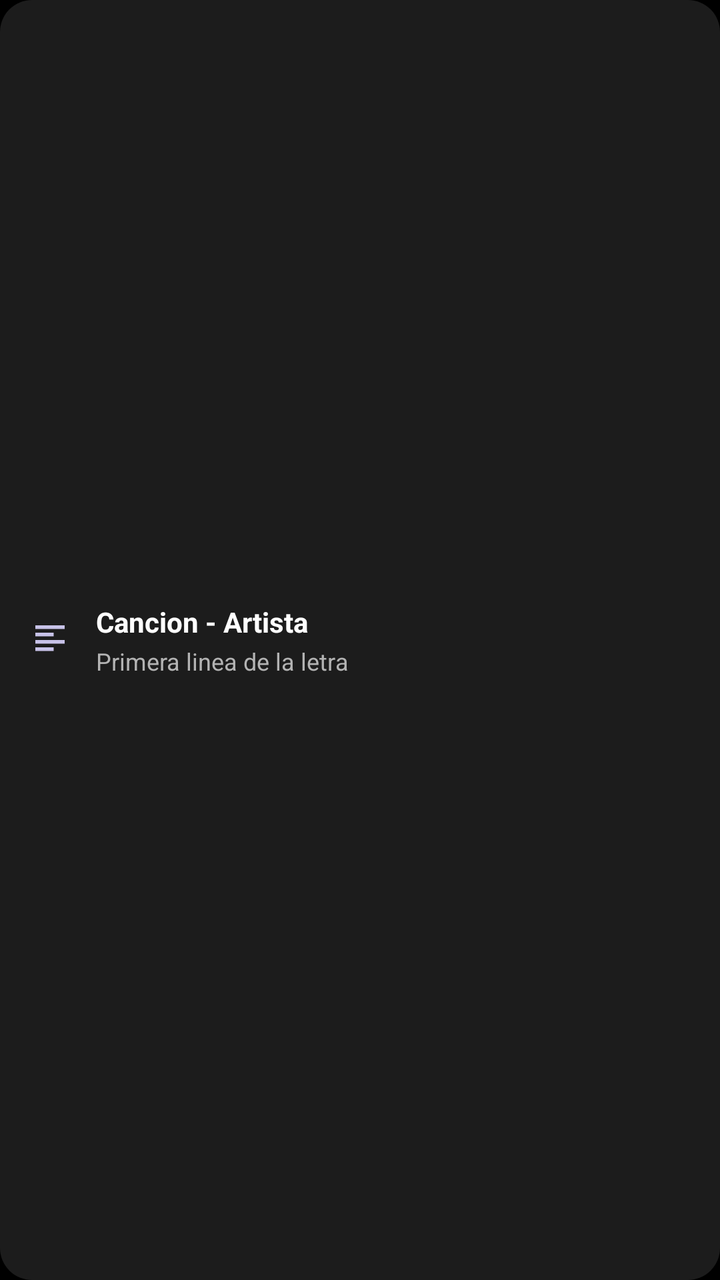
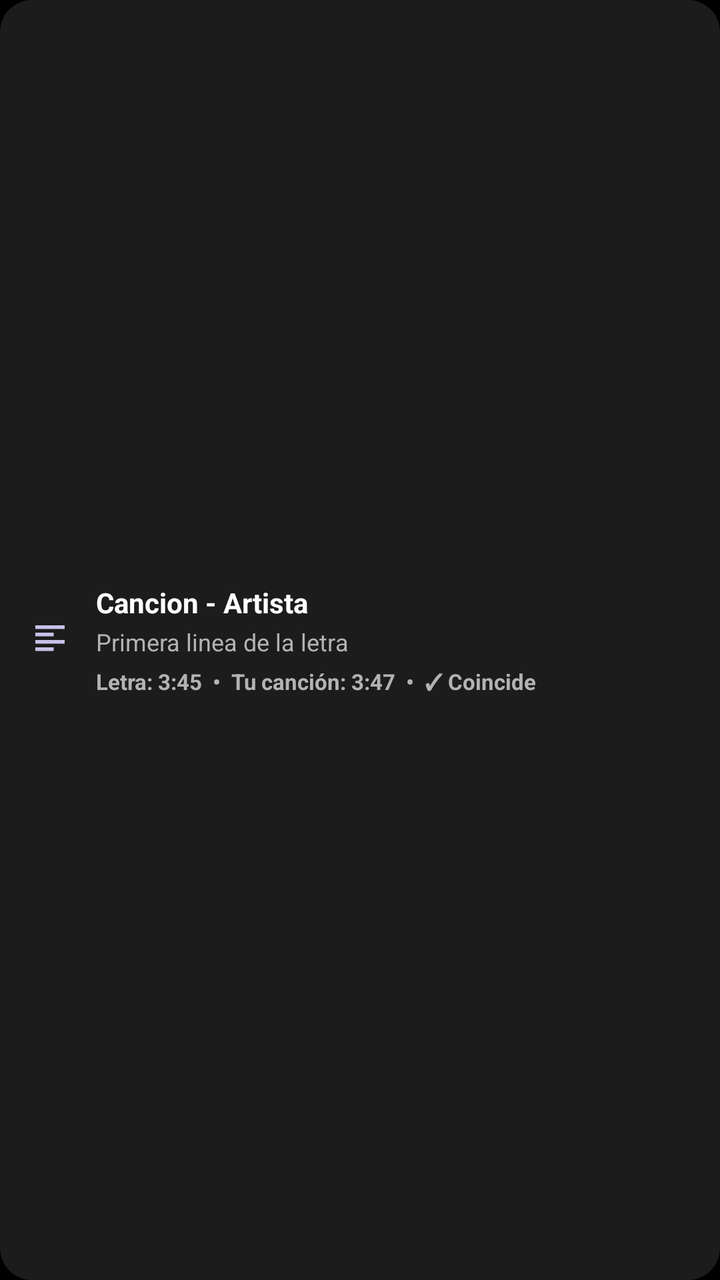

Compare the two renders of this Android layout. The source of the first and the diff that turns it into the second are given below.
<!-- AndroidManifest.xml: application theme Theme.MP_3 -->
<!-- res/layout/item_lyrics_candidate.xml -->
<?xml version="1.0" encoding="utf-8"?>
<LinearLayout xmlns:android="http://schemas.android.com/apk/res/android"
    android:layout_width="match_parent"
    android:layout_height="wrap_content"
    android:layout_marginBottom="10dp"
    android:orientation="horizontal"
    android:gravity="center_vertical"
    android:background="@drawable/bg_item_song"
    android:clickable="true"
    android:focusable="true"
    android:padding="14dp">

    <ImageView
        android:layout_width="22dp"
        android:layout_height="22dp"
        android:src="@drawable/ic_lyrics"
        android:contentDescription="Letra" />

    <LinearLayout
        android:layout_width="0dp"
        android:layout_height="wrap_content"
        android:layout_weight="1"
        android:layout_marginStart="12dp"
        android:orientation="vertical">

        <TextView
            android:id="@+id/tvLyricsCandidateLabel"
            android:layout_width="match_parent"
            android:layout_height="wrap_content"
            android:ellipsize="end"
            android:maxLines="1"
            android:text="Cancion - Artista"
            android:textColor="@color/text_primary_light"
            android:textSize="14sp"
            android:textStyle="bold" />

        <TextView
            android:id="@+id/tvLyricsCandidatePreview"
            android:layout_width="match_parent"
            android:layout_height="wrap_content"
            android:layout_marginTop="2dp"
            android:ellipsize="end"
            android:maxLines="1"
            android:text="Primera linea de la letra"
            android:textColor="@color/text_secondary_light"
            android:textSize="12sp" />

    </LinearLayout>

</LinearLayout>
<!-- resources referenced by this layout -->
<resources>
  <color name="text_primary_light">#FFFFFF</color>
  <color name="text_secondary_light">#B3B3B3</color>
  <!-- drawable bg_item_song (drawable) -->
  <?xml version="1.0" encoding="utf-8"?>
  <selector xmlns:android="http://schemas.android.com/android">
      <item android:state_pressed="true">
          <shape android:shape="rectangle">
              <solid android:color="@color/purple_dark" />
              <corners android:radius="16dp" />
          </shape>
      </item>
      <item>
          <shape android:shape="rectangle">
              <solid android:color="@color/surface_dark" />
              <corners android:radius="16dp" />
          </shape>
      </item>
  </selector>
  <!-- drawable ic_lyrics (drawable) -->
  <vector xmlns:android="http://schemas.android.com/apk/res/android"
      android:width="24dp"
      android:height="24dp"
      android:viewportWidth="24"
      android:viewportHeight="24">
      <path
          android:fillColor="#C7C2E8"
          android:pathData="M4,4h16v2H4V4zM4,8h10v2H4V8zM4,12h16v2H4v-2zM4,16h10v2H4v-2z" />
  </vector>
  <style name="Theme.MP_3" parent="Theme.MaterialComponents.DayNight.NoActionBar">
          <item name="colorPrimary">@color/purple_primary</item>
          <item name="colorPrimaryVariant">@color/purple_dark</item>
          <item name="colorOnPrimary">@color/white</item>
          <item name="colorSecondary">@color/blue_primary</item>
          <item name="colorSecondaryVariant">@color/blue_dark</item>
          <item name="colorOnSecondary">@color/white</item>
          <item name="android:statusBarColor">@color/background_dark</item>
          <item name="android:windowBackground">@color/background_dark</item>
          <item name="android:navigationBarColor">@color/background_dark</item>
      </style>
  <color name="purple_dark">#1C1C1C</color>
  <color name="surface_dark">#101010</color>
  <color name="purple_primary">#9C27B0</color>
  <color name="white">#FFFFFF</color>
  <color name="blue_primary">#9C27B0</color>
  <color name="blue_dark">#0A0A0A</color>
  <color name="background_dark">#000000</color>
</resources>

<!-- the commit's change to res/layout/item_lyrics_candidate.xml (unified diff, before → after) -->
@@ -45,6 +45,18 @@
             android:textColor="@color/text_secondary_light"
             android:textSize="12sp" />
 
+        <TextView
+            android:id="@+id/tvLyricsCandidateDuration"
+            android:layout_width="match_parent"
+            android:layout_height="wrap_content"
+            android:layout_marginTop="4dp"
+            android:ellipsize="end"
+            android:maxLines="1"
+            android:text="Letra: 3:45  •  Tu canción: 3:47  •  ✓ Coincide"
+            android:textColor="@color/text_secondary_light"
+            android:textSize="11sp"
+            android:textStyle="bold" />
+
     </LinearLayout>
 
 </LinearLayout>
